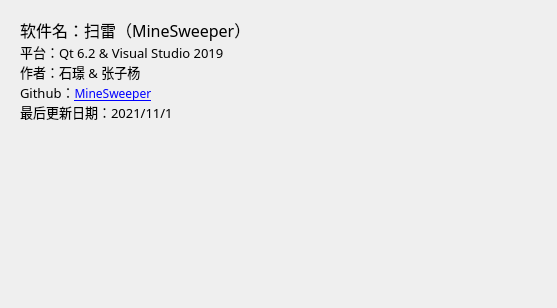
reeink/mine-sweeper, file src/about.ui: the form before one commit.
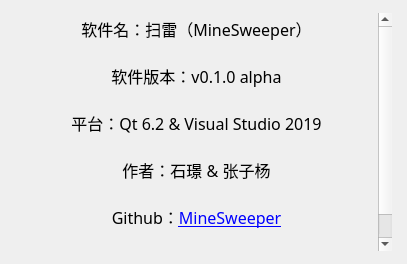
The form after the commit. Icons and pictures are not drawn.

The edit to the form file:
```diff
--- a/src/about.ui
+++ b/src/about.ui
@@ -6,10 +6,22 @@
    <rect>
     <x>0</x>
     <y>0</y>
-    <width>557</width>
-    <height>308</height>
+    <width>407</width>
+    <height>264</height>
    </rect>
   </property>
+  <property name="minimumSize">
+   <size>
+    <width>407</width>
+    <height>220</height>
+   </size>
+  </property>
+  <property name="maximumSize">
+   <size>
+    <width>407</width>
+    <height>400</height>
+   </size>
+  </property>
   <property name="windowTitle">
    <string>关于</string>
   </property>
@@ -324,11 +336,17 @@
 &lt;html&gt;&lt;head&gt;&lt;meta name=&quot;qrichtext&quot; content=&quot;1&quot; /&gt;&lt;style type=&quot;text/css&quot;&gt;
 p, li { white-space: pre-wrap; }
 &lt;/style&gt;&lt;/head&gt;&lt;body style=&quot; font-family:'思源黑体'; font-size:10pt; font-weight:400; font-style:normal;&quot;&gt;
-&lt;p style=&quot; margin-top:0px; margin-bottom:0px; margin-left:0px; margin-right:0px; -qt-block-indent:0; text-indent:0px;&quot;&gt;&lt;span style=&quot; font-family:'SimSun'; font-size:12pt;&quot;&gt;软件名：扫雷（MineSweeper）&lt;/span&gt;&lt;/p&gt;
-&lt;p style=&quot; margin-top:0px; margin-bottom:0px; margin-left:0px; margin-right:0px; -qt-block-indent:0; text-indent:0px;&quot;&gt;&lt;span style=&quot; font-family:'SimSun';&quot;&gt;平台：Qt 6.2 &amp;amp; Visual Studio 2019&lt;/span&gt;&lt;/p&gt;
-&lt;p style=&quot; margin-top:0px; margin-bottom:0px; margin-left:0px; margin-right:0px; -qt-block-indent:0; text-indent:0px;&quot;&gt;&lt;span style=&quot; font-family:'SimSun';&quot;&gt;作者：石璟 &amp;amp; 张子杨&lt;/span&gt;&lt;/p&gt;
-&lt;p style=&quot; margin-top:0px; margin-bottom:0px; margin-left:0px; margin-right:0px; -qt-block-indent:0; text-indent:0px;&quot;&gt;&lt;span style=&quot; font-family:'SimSun';&quot;&gt;Github：&lt;/span&gt;&lt;a href=&quot;https://github.com/sperjar/MineSweeper&quot;&gt;&lt;span style=&quot; font-family:'SimSun'; font-size:9pt; text-decoration: underline; color:#0000ff;&quot;&gt;MineSweeper&lt;/span&gt;&lt;/a&gt;&lt;/p&gt;
-&lt;p style=&quot; margin-top:0px; margin-bottom:0px; margin-left:0px; margin-right:0px; -qt-block-indent:0; text-indent:0px;&quot;&gt;&lt;span style=&quot; font-family:'SimSun';&quot;&gt;最后更新日期：2021/11/1&lt;/span&gt;&lt;/p&gt;&lt;/body&gt;&lt;/html&gt;</string>
+&lt;p align=&quot;center&quot; style=&quot; margin-top:0px; margin-bottom:0px; margin-left:0px; margin-right:0px; -qt-block-indent:0; text-indent:0px;&quot;&gt;&lt;span style=&quot; font-family:'SimSun'; font-size:12pt;&quot;&gt;软件名：扫雷（MineSweeper）&lt;/span&gt;&lt;/p&gt;
+&lt;p align=&quot;center&quot; style=&quot;-qt-paragraph-type:empty; margin-top:0px; margin-bottom:0px; margin-left:0px; margin-right:0px; -qt-block-indent:0; text-indent:0px; font-family:'SimSun'; font-size:12pt;&quot;&gt;&lt;br /&gt;&lt;/p&gt;
+&lt;p align=&quot;center&quot; style=&quot; margin-top:0px; margin-bottom:0px; margin-left:0px; margin-right:0px; -qt-block-indent:0; text-indent:0px;&quot;&gt;&lt;span style=&quot; font-family:'SimSun'; font-size:12pt;&quot;&gt;软件版本：v0.1.0 alpha&lt;/span&gt;&lt;/p&gt;
+&lt;p align=&quot;center&quot; style=&quot;-qt-paragraph-type:empty; margin-top:0px; margin-bottom:0px; margin-left:0px; margin-right:0px; -qt-block-indent:0; text-indent:0px; font-family:'SimSun'; font-size:12pt;&quot;&gt;&lt;br /&gt;&lt;/p&gt;
+&lt;p align=&quot;center&quot; style=&quot; margin-top:0px; margin-bottom:0px; margin-left:0px; margin-right:0px; -qt-block-indent:0; text-indent:0px;&quot;&gt;&lt;span style=&quot; font-family:'SimSun'; font-size:12pt;&quot;&gt;平台：Qt 6.2 &amp;amp; Visual Studio 2019&lt;/span&gt;&lt;/p&gt;
+&lt;p align=&quot;center&quot; style=&quot;-qt-paragraph-type:empty; margin-top:0px; margin-bottom:0px; margin-left:0px; margin-right:0px; -qt-block-indent:0; text-indent:0px; font-family:'SimSun'; font-size:12pt;&quot;&gt;&lt;br /&gt;&lt;/p&gt;
+&lt;p align=&quot;center&quot; style=&quot; margin-top:0px; margin-bottom:0px; margin-left:0px; margin-right:0px; -qt-block-indent:0; text-indent:0px;&quot;&gt;&lt;span style=&quot; font-family:'SimSun'; font-size:12pt;&quot;&gt;作者：石璟 &amp;amp; 张子杨&lt;/span&gt;&lt;/p&gt;
+&lt;p align=&quot;center&quot; style=&quot;-qt-paragraph-type:empty; margin-top:0px; margin-bottom:0px; margin-left:0px; margin-right:0px; -qt-block-indent:0; text-indent:0px; font-family:'SimSun'; font-size:12pt;&quot;&gt;&lt;br /&gt;&lt;/p&gt;
+&lt;p align=&quot;center&quot; style=&quot; margin-top:0px; margin-bottom:0px; margin-left:0px; margin-right:0px; -qt-block-indent:0; text-indent:0px;&quot;&gt;&lt;span style=&quot; font-family:'SimSun'; font-size:12pt;&quot;&gt;Github：&lt;/span&gt;&lt;a href=&quot;https://github.com/sperjar/MineSweeper&quot;&gt;&lt;span style=&quot; font-family:'SimSun'; font-size:12pt; text-decoration: underline; color:#0000ff;&quot;&gt;MineSweeper&lt;/span&gt;&lt;/a&gt;&lt;/p&gt;
+&lt;p align=&quot;center&quot; style=&quot;-qt-paragraph-type:empty; margin-top:0px; margin-bottom:0px; margin-left:0px; margin-right:0px; -qt-block-indent:0; text-indent:0px; font-family:'SimSun'; font-size:12pt; text-decoration: underline; color:#0000ff;&quot;&gt;&lt;br /&gt;&lt;/p&gt;
+&lt;p align=&quot;center&quot; style=&quot; margin-top:0px; margin-bottom:0px; margin-left:0px; margin-right:0px; -qt-block-indent:0; text-indent:0px;&quot;&gt;&lt;span style=&quot; font-family:'SimSun'; font-size:12pt;&quot;&gt;最后更新日期：2021/11/2&lt;/span&gt;&lt;/p&gt;&lt;/body&gt;&lt;/html&gt;</string>
        </property>
        <property name="textInteractionFlags">
         <set>Qt::LinksAccessibleByKeyboard|Qt::LinksAccessibleByMouse</set>
```
Left out of the diff: 8 changed lines with no effect on the pictures.
